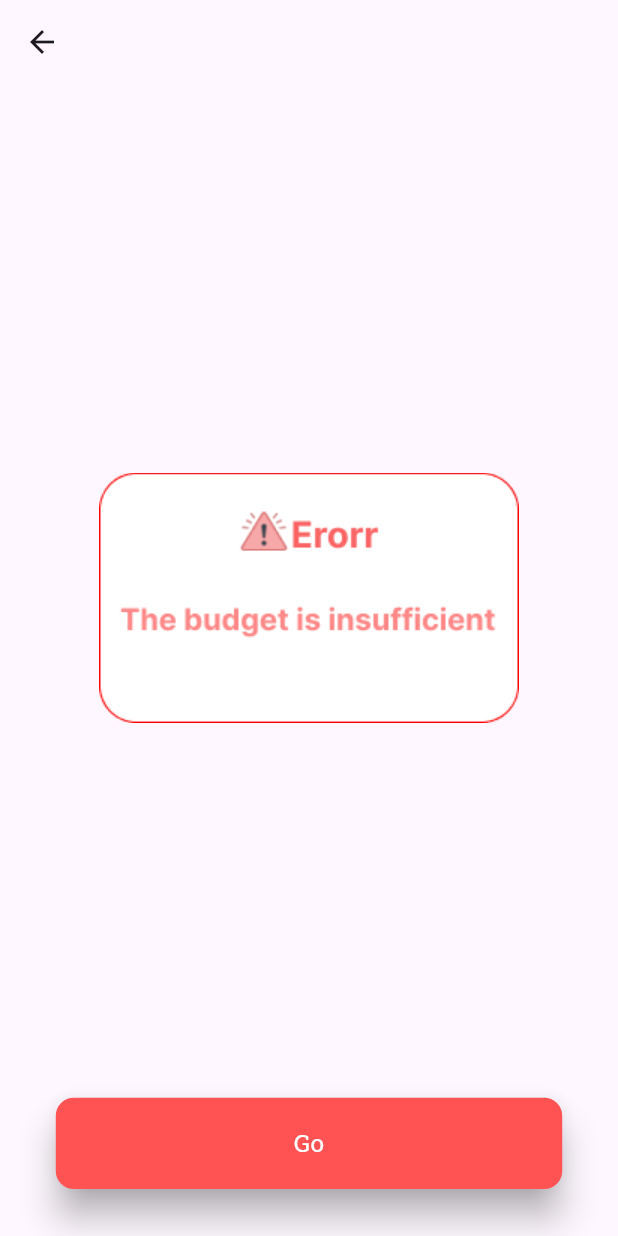
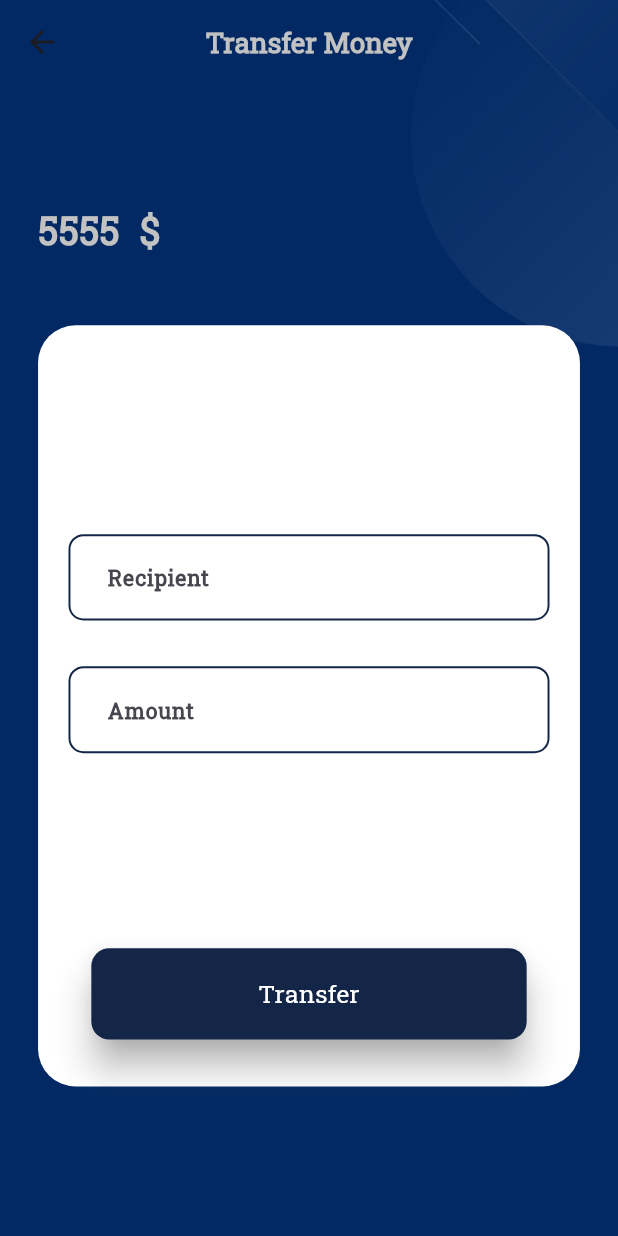
Before and after one commit to AhmedAymanSalah/campuspay, a Flutter app: the ErrorScreen screen opened by its route, after a tap on "Go", on a phone screen of 412 x 824 dp. Run offline on Flutter 3.47's test engine with Material 3 defaults, Android fonts, the phone set to English and light mode, and no system bars; our stand-ins replace dio, flutter_bloc, flutter_screenutil, freezed_annotation, get_it, pretty_dio_logger and 2 more; generated files the repository leaves out were written again.

Commit message:
transfer screen

```diff
--- a/lib/core/widgets/app_text_form_field.dart
+++ b/lib/core/widgets/app_text_form_field.dart
@@ -1,11 +1,13 @@
+// ignore_for_file: public_member_api_docs, sort_constructors_first
 import 'package:flutter/material.dart';
-
 import 'package:flutter_screenutil/flutter_screenutil.dart';
 
 import '../theme/colors.dart';
 
 class AppTextFormField extends StatelessWidget {
   final String hintText;
+  final String? labelText;
+  final String? prefixText;
   final Widget? suffixIcon;
   final Widget? prefixIcon;
   final bool? isObscureText;
@@ -22,13 +24,15 @@ class AppTextFormField extends StatelessWidget {
   const AppTextFormField({
     super.key,
     required this.hintText,
+    this.labelText="",
+    this.prefixText,
     this.suffixIcon,
     this.prefixIcon,
     this.isObscureText,
+    this.contentPadding,
     this.focusedBorder,
     this.enabledBorder,
     this.inputTextStyle,
-    this.contentPadding,
     this.hintTextStyle,
     this.backGroundColorHint,
     required this.textInputType,
@@ -47,6 +51,7 @@ class AppTextFormField extends StatelessWidget {
         fontWeight: FontWeight.bold,
       ),
       decoration: InputDecoration(
+        prefixText: prefixText,
         isDense: true,
         contentPadding: contentPadding ??
             EdgeInsets.symmetric(horizontal: 20.w, vertical: 18.h),
@@ -81,6 +86,11 @@ class AppTextFormField extends StatelessWidget {
           borderRadius: BorderRadius.circular(5),
         ),
         hintText: hintText,
+        label: Text(labelText!),
+        labelStyle:TextStyle(
+            fontFamily: "Roboto Slab",
+            fontSize: 14.sp,
+            fontWeight: FontWeight.bold) ,
         hintStyle: TextStyle(
             fontFamily: "Roboto Slab",
             fontSize: 14.sp,
--- a/lib/features/pay_screens/ui/error_Screen.dart
+++ b/lib/features/pay_screens/ui/error_Screen.dart
@@ -4,6 +4,8 @@ import 'package:campuspay/app_images.dart';
 import 'package:campuspay/core/widgets/app_button.dart';
 import 'package:flutter/material.dart';
 import 'package:flutter_screenutil/flutter_screenutil.dart';
+
+import '../../transfer_money/transfer_money_Screen.dart';
 
 class ErrorScreen extends StatelessWidget {
   const ErrorScreen({super.key});
@@ -23,7 +25,14 @@ class ErrorScreen extends StatelessWidget {
               const Spacer(),
               AppTextButton(
                 text: "Go",
-                onPressed: () {},
+                onPressed: () {
+                  Navigator.push(
+                    context,
+                    MaterialPageRoute(
+                      builder: (context) => const TransferMoney()
+                    ),
+                  );
+                },
                 buttonColor: Colors.redAccent,
               )
             ],
--- a/lib/features/pay_screens/ui/wiget/custom_info_container.dart
+++ b/lib/features/pay_screens/ui/wiget/custom_info_container.dart
@@ -27,7 +27,7 @@ class CustomInfoContainer extends StatelessWidget {
         verticalSpace(8),
         SizedBox(
           height: 200.0.w,
-          width: 200.h, // Fixed height for the container
+          width: 200.w, // Fixed height for the container
           child: Container(
             decoration: BoxDecoration(
               border: Border.all(color: ColorsManager.green, width: 2.5.h),
--- /dev/null
+++ b/lib/features/transfer_money/transfer_money_Screen.dart
@@ -0,0 +1,87 @@
+// ignore_for_file: file_names
+
+import 'package:campuspay/app_images.dart';
+import 'package:campuspay/core/helpers/spacing.dart';
+import 'package:campuspay/core/theme/colors.dart';
+import 'package:campuspay/core/widgets/app_button.dart';
+import 'package:campuspay/core/widgets/custom_text_widget.dart';
+import 'package:flutter/material.dart';
+import 'package:flutter_screenutil/flutter_screenutil.dart';
+
+import 'widget/transfer_text_feild.dart';
+
+class TransferMoney extends StatelessWidget {
+  const TransferMoney({super.key});
+
+  @override
+  Widget build(BuildContext context) {
+    return Scaffold(
+      extendBodyBehindAppBar: true,
+      appBar: AppBar(
+        elevation: 0,
+        backgroundColor: Colors.transparent,
+        centerTitle: true,
+        title: const CustomTextWidget(
+          text: "Transfer Money",
+          color: ColorsManager.lightGray,
+          fontWeight: FontWeight.bold,
+        ),
+      ),
+      body: Container(
+        height: double.infinity.h,
+        width: double.infinity.h,
+        decoration: const BoxDecoration(
+            image: DecorationImage(
+                image: AssetImage(Assets.imagesBackgrond), fit: BoxFit.cover)),
+        child: Padding(
+          padding:
+              EdgeInsets.only(top: 65.h, left: 25.h, bottom: 30.h, right: 25.h),
+          child: Column(
+            crossAxisAlignment: CrossAxisAlignment.start,
+            mainAxisAlignment: MainAxisAlignment.center,
+            children: [
+              const CustomTextWidget(
+                text: "5555  \$",
+                color: ColorsManager.lightGray,
+                fontWeight: FontWeight.bold,
+                fontSize: 25,
+              ),
+              verticalSpace(45),
+              Container(
+                height: 500.h,
+                width: double.infinity,
+                decoration: BoxDecoration(
+                    color: Colors.white,
+                    borderRadius: BorderRadius.circular(25)),
+                child: Padding(
+                  padding:
+                      EdgeInsets.symmetric(vertical: 20.h, horizontal: 20.h),
+                  child: Column(
+                    children: [
+                      Spacer(),
+                      TransferTextFiled(
+                        labelText: "Recipient",
+                      ),
+                      verticalSpace(30),
+                      TransferTextFiled(
+                        labelText: "Amount",
+                        prefixText: "\$",
+                      ),
+                      //verticalSpace(50),
+                      const Spacer(),
+                      AppTextButton(
+                        text: "Transfer",
+                        onPressed: () {},
+                        buttonColor: ColorsManager.darkBlue,
+                      )
+                    ],
+                  ),
+                ),
+              )
+            ],
+          ),
+        ),
+      ),
+    );
+  }
+}
--- /dev/null
+++ b/lib/features/transfer_money/widget/transfer_text_feild.dart
@@ -0,0 +1,51 @@
+// ignore_for_file: public_member_api_docs, sort_constructors_first, must_be_immutable
+// ignore_for_file: file_names
+
+import 'package:flutter/material.dart';
+
+import '../../../../core/helpers/app_regex.dart';
+import '../../../../core/theme/colors.dart';
+import '../../../../core/widgets/app_text_form_field.dart';
+
+class TransferTextFiled extends StatelessWidget {
+  final String labelText;
+  String? prefixText;
+
+
+  TransferTextFiled({
+    super.key,
+    required this.labelText,
+    this.prefixText,
+  });
+
+  @override
+  Widget build(BuildContext context) {
+    return AppTextFormField(
+
+      prefixText: prefixText,
+      backGroundColorHint: Colors.white,
+      enabledBorder: OutlineInputBorder(
+        borderSide: const BorderSide(
+          color: ColorsManager.darkBlue,
+          width: 1.3,
+        ),
+        borderRadius: BorderRadius.circular(10),
+      ),
+      focusedBorder: OutlineInputBorder(
+        borderSide: const BorderSide(
+          color: ColorsManager.darkBlue,
+          width: 1.3,
+        ),
+        borderRadius: BorderRadius.circular(10),
+      ),
+      labelText: labelText,
+      hintText: "",
+      textInputType: TextInputType.number,
+      validator: (value) {
+        if (value == null || value.isEmpty || !AppRegex.isEmailValid(value)) {
+          return 'Please enter a valid email';
+        }
+      },
+    );
+  }
+}
```
